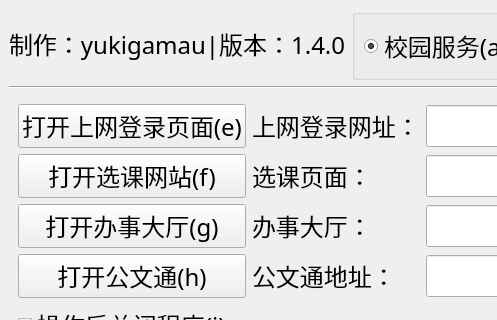
This is mainwindow.ui in yukigamau/fakeCmd as Qt 5 draws it before an edit; both pictures show x 0 to 497 and y 0 to 320 of the 921 by 823 pixel window. The edited form follows.
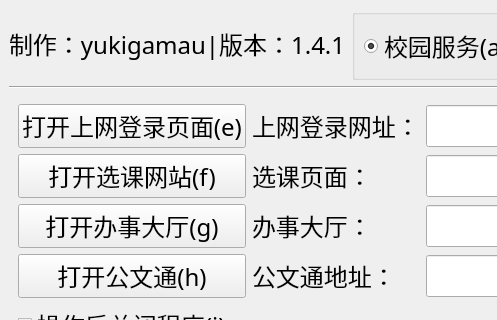
This is the edited form.

```diff
--- a/mainwindow.ui
+++ b/mainwindow.ui
@@ -47,7 +47,7 @@
          </sizepolicy>
         </property>
         <property name="text">
-         <string>制作：yukigamau|版本：1.4.0</string>
+         <string>制作：yukigamau|版本：1.4.1</string>
         </property>
        </widget>
       </item>
```
